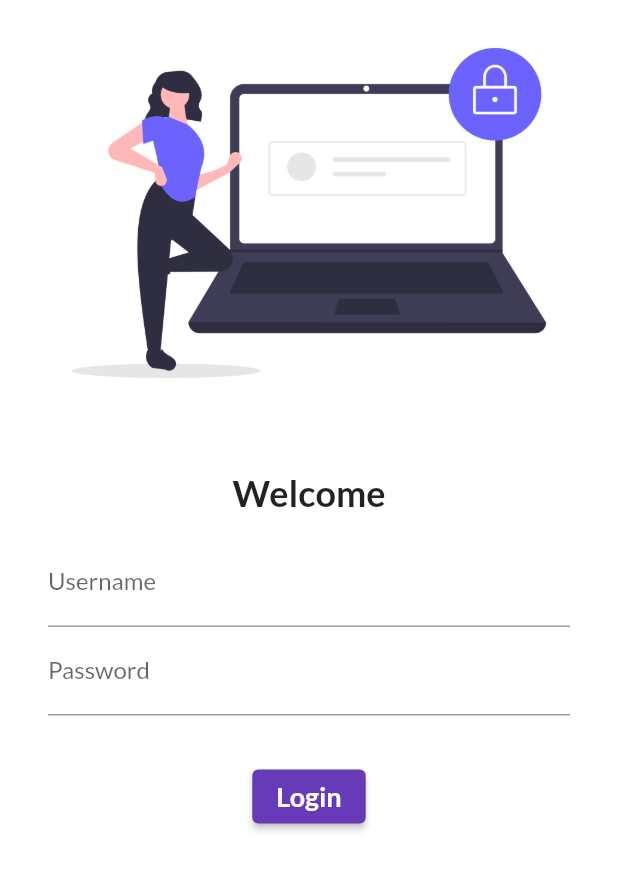
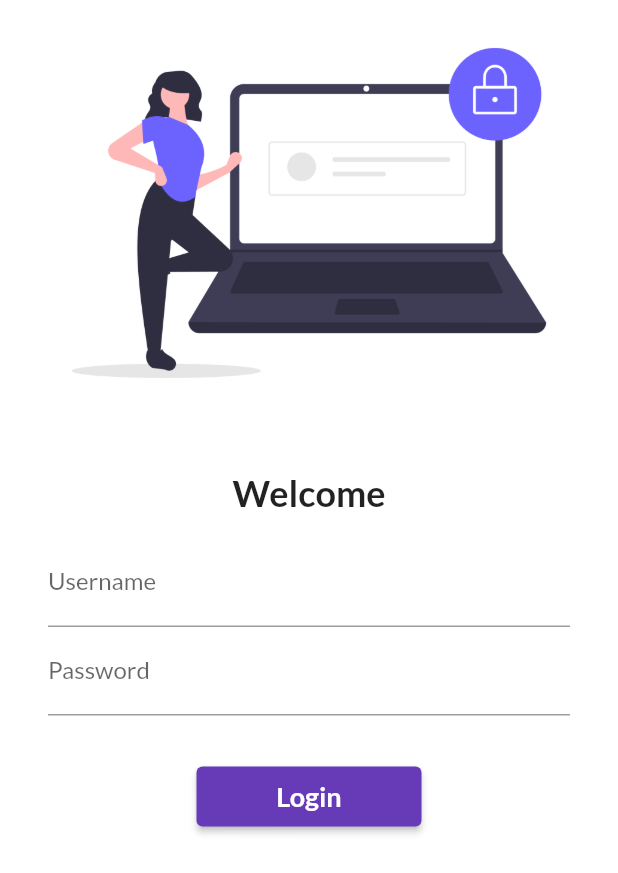
Before and after one commit to Paridhi03/FlutterRevise, a Flutter app: the screen it shows after launch, on a phone screen of 412 x 824 dp. Shown: the top 873 px of the screen. Run offline on Flutter 3.47's test engine with Material 2 defaults, Android fonts, the phone set to English and light mode, and no system bars; our stand-ins replace google_fonts.

Commit message:
Day-5 completed

```diff
--- a/lib/Screens/Login_Screen.dart
+++ b/lib/Screens/Login_Screen.dart
@@ -1,5 +1,6 @@
 import 'package:flutter/gestures.dart';
 import 'package:flutter/material.dart';
+import 'package:flutter_app1/utils/routes.dart';
 
 class LoginScreen extends StatelessWidget {
   //const ({ Key? key }) : super(key: key);
@@ -46,8 +47,9 @@ class LoginScreen extends StatelessWidget {
                     "Login",
                     style: TextStyle(fontSize: 18, fontWeight: FontWeight.bold),
                   ),
+                  style: TextButton.styleFrom(minimumSize: Size(150, 40)),
                   onPressed: () {
-                    print("Login button pressed!!!");
+                    Navigator.pushNamed(context, MyRoutes.homeRoute);
                   },
                 )
               ],
--- a/lib/main.dart
+++ b/lib/main.dart
@@ -1,6 +1,7 @@
 import 'package:flutter/material.dart';
 import 'package:flutter_app1/Screens/Home_Screen.dart';
 import 'package:flutter_app1/Screens/Login_Screen.dart';
+import 'package:flutter_app1/utils/routes.dart';
 
 import 'package:google_fonts/google_fonts.dart';
 
@@ -21,7 +22,8 @@ class MyApp extends StatelessWidget {
       darkTheme: ThemeData(brightness: Brightness.dark),
       routes: {
         "/": ((context) => LoginScreen()),
-        "/Login": ((context) => LoginScreen()),
+        MyRoutes.loginRoute: ((context) => LoginScreen()),
+        MyRoutes.homeRoute: ((context) => HomeScreen()),
       },
     );
   }
--- /dev/null
+++ b/lib/utils/routes.dart
@@ -0,0 +1,4 @@
+class MyRoutes {
+  static String loginRoute = "/login";
+  static String homeRoute = "/home";
+}
```
